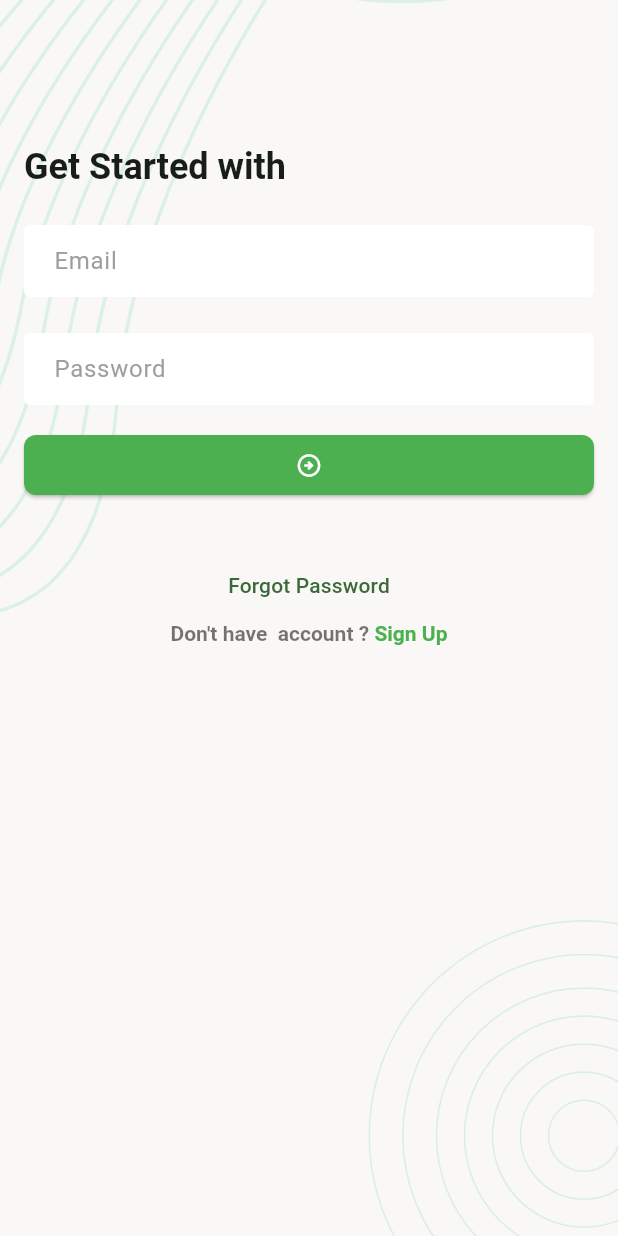
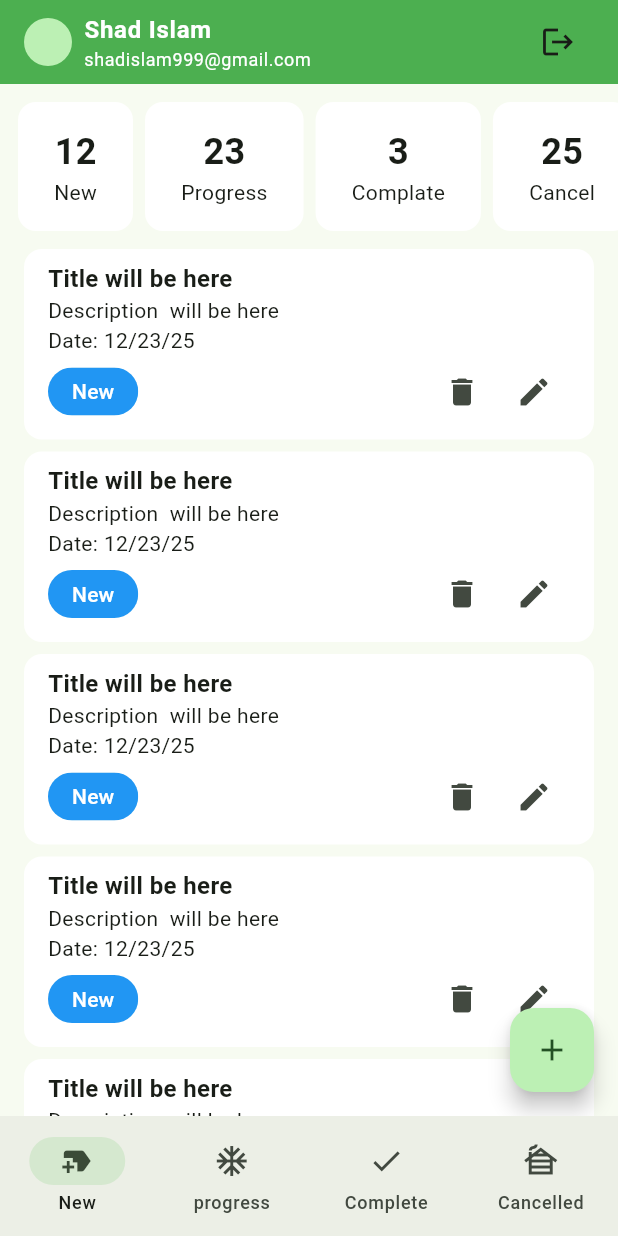
Before and after one commit to Shadislam1/task_manager, a Flutter app: the screen it shows after launch, after a tap on the "arrow circle right" icon, on a phone screen of 412 x 824 dp. Run offline on Flutter 3.47's test engine with Material 3 defaults, Android fonts, the phone set to English and light mode, and no system bars; our stand-ins replace flutter_svg, pin_code_fields.

Commit message:
add new task and progress sereen UI

```diff
--- a/lib/ui/screens/login_screen.dart
+++ b/lib/ui/screens/login_screen.dart
@@ -1,6 +1,7 @@
 
 import 'package:flutter/gestures.dart';
 import 'package:flutter/material.dart';
+import 'package:task_manager/ui/screens/main_bottom_nav_screen.dart';
 import 'package:task_manager/ui/screens/register_screen.dart';
 
 import 'package:task_manager/ui/widgets/screen_background.dart';
@@ -62,17 +63,8 @@ class _LoginScreenState extends State<LoginScreen> {
                   SizedBox(height: 16,),
 
                   ElevatedButton(
-                    style: ElevatedButton.styleFrom(
-                        fixedSize: Size.fromWidth(double.maxFinite),
-                        backgroundColor: Colors.green,
-                        foregroundColor: Colors.white,
-                        shape: RoundedRectangleBorder(
-                          borderRadius: BorderRadius.circular(8),
-                        )
-                    ),
-                    onPressed: () {
 
-                    },
+                    onPressed: _onTapSignInButton,
                     child: Icon(Icons.arrow_circle_right_outlined),
                   ),
 
@@ -116,7 +108,10 @@ class _LoginScreenState extends State<LoginScreen> {
         )
     );
   }
-
+  void _onTapSignInButton(){
+    Navigator.pushAndRemoveUntil(context, MaterialPageRoute(builder: (context)=> const MainBottomNavScreen()),
+        (predicate)=> false);
+  }
   void _onTapForgotPasswordButton(){
     Navigator.push(context, MaterialPageRoute(builder: (context)=> ForgotPasswordVertifyEmailScreen()));
   }
--- /dev/null
+++ b/lib/ui/screens/main_bottom_nav_screen.dart
@@ -0,0 +1,44 @@
+
+import 'package:flutter/material.dart';
+import 'package:task_manager/ui/screens/new_task_screen.dart';
+import 'package:task_manager/ui/screens/progress_task_screen.dart';
+
+import '../widgets/tm_app_bar.dart';
+class MainBottomNavScreen extends StatefulWidget {
+  const MainBottomNavScreen({super.key});
+
+  @override
+  State<MainBottomNavScreen> createState() => _MainBottomNavScreenState();
+}
+
+class _MainBottomNavScreenState extends State<MainBottomNavScreen> {
+  int _selectedIndex = 0;
+  List<Widget> _screens = [
+    NewTaskScreen(),
+    ProgressTaskScreen(),
+    NewTaskScreen(),
+    NewTaskScreen(),
+  ];
+  @override
+  Widget build(BuildContext context) {
+
+    return  Scaffold(
+      appBar: TMAppBar(),
+      body:_screens [_selectedIndex],
+      bottomNavigationBar: NavigationBar(
+        selectedIndex: _selectedIndex,
+          onDestinationSelected: (index){
+          _selectedIndex = index;
+          setState(() {
+
+          });
+          },
+          destinations: [
+            NavigationDestination(icon: Icon(Icons.new_label), label: 'New'),
+            NavigationDestination(icon: Icon(Icons.ac_unit_outlined), label: 'progress'),
+            NavigationDestination(icon: Icon(Icons.done), label: 'Complete'),
+            NavigationDestination(icon: Icon(Icons.cabin_outlined), label: 'Cancelled'),
+          ]),
+    );
+  }
+}
--- /dev/null
+++ b/lib/ui/screens/new_task_screen.dart
@@ -0,0 +1,106 @@
+
+import 'package:flutter/material.dart';
+
+import '../widgets/summary_card.dart';
+
+class NewTaskScreen extends StatefulWidget {
+  const NewTaskScreen({super.key});
+
+  @override
+  State<NewTaskScreen> createState() => _NewTaskScreenState();
+}
+
+class _NewTaskScreenState extends State<NewTaskScreen> {
+  @override
+  Widget build(BuildContext context) {
+    return Scaffold(
+      body: SingleChildScrollView(
+        child: Column(
+          children: [
+            _buildSummarySection(),
+           ListView.separated(
+             primary: false,
+             shrinkWrap: true,
+             itemCount: 6,
+               separatorBuilder: (context,index)=>const SizedBox(height: 8,),
+             itemBuilder: (context, index) {
+               return  TaskCard();
+             },)
+          ],
+        ),
+      ),
+      floatingActionButton: FloatingActionButton(onPressed: (){},child: Icon(Icons.add),),
+    );
+  }
+
+  Card TaskCard() {
+    return Card(
+          elevation: 0,
+          color: Colors.white,
+          margin: EdgeInsets.symmetric(horizontal: 16),
+          child: Padding(
+
+            padding: const EdgeInsets.symmetric(horizontal: 16,vertical: 8),
+            child: Column(
+              crossAxisAlignment: CrossAxisAlignment.start,
+              children: [
+                Text(
+                  'Title will be here',style: TextStyle(
+                  fontSize: 16,
+                  fontWeight: FontWeight.w600,
+                ),),
+                Text('Description  will be here'),
+                Text('Date: 12/23/25'),
+                Row(
+                  children: [
+
+                    Chip(label: Text('New',style: TextStyle(
+                      color: Colors.white,),),
+                      padding: EdgeInsets.symmetric(horizontal: 8),
+                      shape: RoundedRectangleBorder(
+                        borderRadius: BorderRadius.circular(50),
+                      ),
+                      backgroundColor: Colors.blue,
+                      side: BorderSide.none,
+                    ),
+                   const Spacer(),
+                    IconButton(onPressed: (){}, icon: Icon(Icons.delete)),
+                    IconButton(onPressed: (){}, icon: Icon(Icons.edit)),
+                  ],
+                ),
+
+              ],
+            ),
+          ),
+        );
+  }
+
+  Widget _buildSummarySection() {
+    return SingleChildScrollView(
+          scrollDirection: Axis.horizontal,
+          child: Padding(
+            padding: const EdgeInsets.all(8.0),
+            child: Row(
+              children: [
+                SummaryCard(
+                  title: 'New',
+                  count: 12,
+                ),
+                SummaryCard(
+                  title: 'Progress',
+                  count: 23,
+                ),
+                SummaryCard(
+                  title: 'Complate',
+                  count: 3,
+                ),
+                SummaryCard(
+                  title: 'Cancel',
+                  count:  25,
+                ),
+              ],
+            ),
+          ),
+        );
+  }
+}
--- /dev/null
+++ b/lib/ui/screens/progress_task_screen.dart
@@ -0,0 +1,33 @@
+
+import 'package:flutter/material.dart';
+
+
+import '../widgets/task_card.dart';
+
+class ProgressTaskScreen extends StatefulWidget {
+  const ProgressTaskScreen({super.key});
+
+  @override
+  State<ProgressTaskScreen> createState() => _ProgressTaskScreenState();
+}
+
+class _ProgressTaskScreenState extends State<ProgressTaskScreen> {
+  @override
+  Widget build(BuildContext context) {
+    return Scaffold(
+      body: ListView.separated(
+
+
+        itemCount: 6,
+        separatorBuilder: (context,index)=>const SizedBox(height: 8,),
+        itemBuilder: (context, index) {
+          return  TaskCard();
+        },),
+
+    );
+  }
+
+
+
+
+}
--- /dev/null
+++ b/lib/ui/widgets/summary_card.dart
@@ -0,0 +1,28 @@
+import 'package:flutter/material.dart';
+class SummaryCard extends StatelessWidget {
+  const SummaryCard({
+    super.key, required this.title, required this.count,
+  });
+
+  final String title;
+  final int count;
+  @override
+  Widget build(BuildContext context) {
+    return Card(
+      color: Colors.white,
+      elevation: 0,
+      child: Padding(
+        padding: const EdgeInsets.symmetric(horizontal: 24,vertical: 16),
+        child: Column(
+          children: [
+            Text('$count',style: TextStyle(
+              fontWeight: FontWeight.bold,
+              fontSize: 24,
+            ),),
+            Text(title),
+          ],
+        ),
+      ),
+    );
+  }
+}
--- /dev/null
+++ b/lib/ui/widgets/task_card.dart
@@ -0,0 +1,47 @@
+
+import 'package:flutter/material.dart';
+class TaskCard extends StatelessWidget {
+  const TaskCard({
+    super.key,
+});
+@override
+Widget build(BuildContext context) {
+  return Card(
+      elevation: 0,
+      color: Colors.white,
+      margin: const EdgeInsets.symmetric(horizontal: 16),
+      child: Padding(
+      padding: const EdgeInsets.symmetric(horizontal: 16, vertical: 8),
+  child: Column(
+  crossAxisAlignment: CrossAxisAlignment.start,
+  children: [
+  const Text(
+  'Title will be here',
+  style: TextStyle(fontSize: 16, fontWeight: FontWeight.w600),
+  ),
+  const Text('Description will be here'),
+  const Text('Date: 12/23/25'),
+  Row(
+  children: [
+  Chip(
+  label: const Text(
+  'New',
+  style: TextStyle(color: Colors.white),
+  ),
+  padding: const EdgeInsets.symmetric(horizontal: 8),
+  shape: RoundedRectangleBorder(
+  borderRadius: BorderRadius.circular(50),
+  ),
+    side: BorderSide.none,
+  ),
+    const Spacer(),
+    IconButton(onPressed: () {}, icon: const Icon(Icons.delete)),
+    IconButton(onPressed: () {}, icon: const Icon(Icons.edit)),
+  ],
+  )
+  ],
+  ),
+      ),
+  );
+}
+}
--- /dev/null
+++ b/lib/ui/widgets/tm_app_bar.dart
@@ -0,0 +1,48 @@
+
+
+import 'package:flutter/material.dart';
+
+class TMAppBar extends StatelessWidget implements PreferredSizeWidget{
+  const TMAppBar({
+    super.key,
+
+  });
+
+
+
+  @override
+  Widget build(BuildContext context) {
+    TextTheme textTheme = Theme.of(context).textTheme;
+    return AppBar(
+      backgroundColor: Colors.green,
+      title: Row(
+        children: [
+          CircleAvatar(
+            radius: 16,
+          ),
+          SizedBox(width: 8,),
+          Expanded(
+            child: Column(
+              crossAxisAlignment: CrossAxisAlignment.start,
+              children: [
+                Text('Shad Islam',style: textTheme.bodyLarge?.copyWith(
+                  color: Colors.white,
+                ),),
+                Text('shadislam999@gmail.com',style: textTheme.bodySmall?.copyWith(color: Colors.white),),
+
+              ],
+
+            ),
+          ),
+          IconButton(onPressed: (){}, icon: Icon(Icons.logout),
+          ),
+
+        ],
+      ),
+    );
+  }
+
+  @override
+  // TODO: implement preferredSize
+  Size get preferredSize => Size.fromHeight(kToolbarHeight);
+}
```
